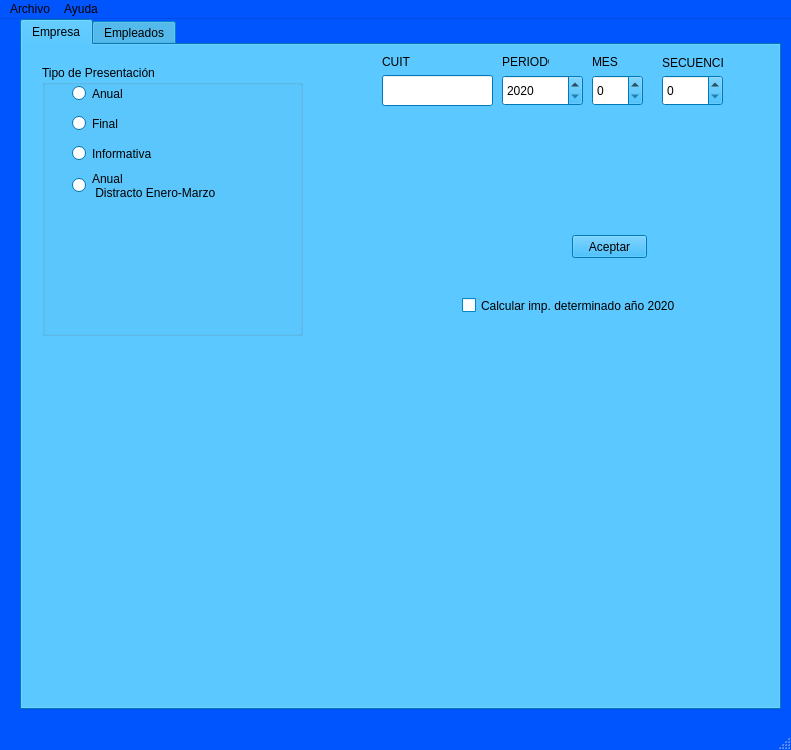
The window that f1357.ui (juanlozano77/generador1357txt4.0) describes before a commit, drawn with Qt 5.
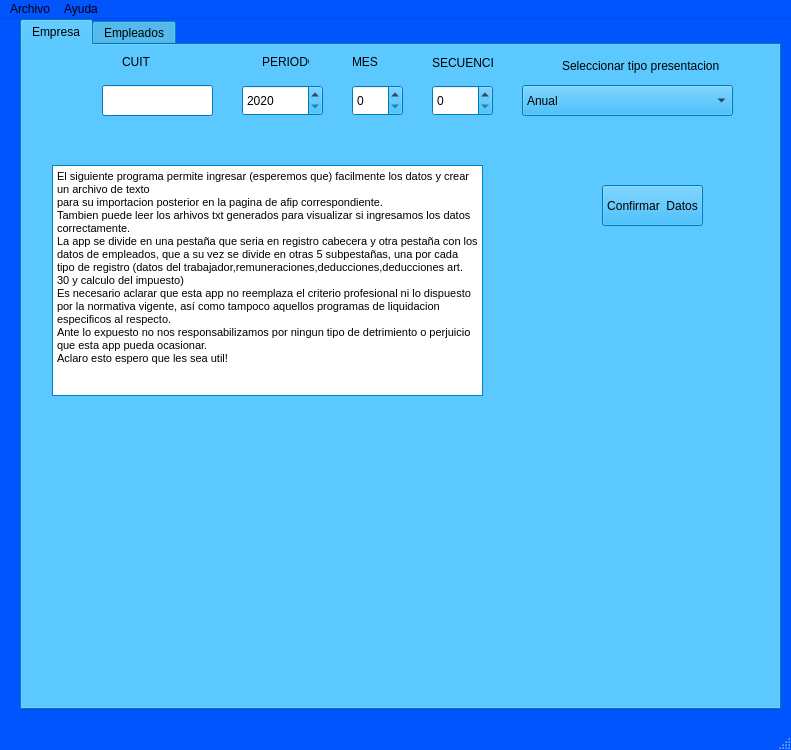
The same window after the commit. The open tabs and pages were chosen to show the change.

Patch:
```diff
--- a/f1357.ui
+++ b/f1357.ui
@@ -866,77 +866,11 @@
      <attribute name="title">
       <string>Empresa</string>
      </attribute>
-     <widget class="QGroupBox" name="groupBox">
-      <property name="geometry">
-       <rect>
-        <x>20</x>
-        <y>20</y>
-        <width>261</width>
-        <height>271</height>
-       </rect>
-      </property>
-      <property name="title">
-       <string>Tipo de Presentación</string>
-      </property>
-      <widget class="QRadioButton" name="radioButton">
-       <property name="geometry">
-        <rect>
-         <x>30</x>
-         <y>20</y>
-         <width>82</width>
-         <height>17</height>
-        </rect>
-       </property>
-       <property name="text">
-        <string>Anual</string>
-       </property>
-      </widget>
-      <widget class="QRadioButton" name="radioButton_2">
-       <property name="geometry">
-        <rect>
-         <x>30</x>
-         <y>50</y>
-         <width>82</width>
-         <height>17</height>
-        </rect>
-       </property>
-       <property name="text">
-        <string>Final</string>
-       </property>
-      </widget>
-      <widget class="QRadioButton" name="radioButton_3">
-       <property name="geometry">
-        <rect>
-         <x>30</x>
-         <y>80</y>
-         <width>82</width>
-         <height>17</height>
-        </rect>
-       </property>
-       <property name="text">
-        <string>Informativa</string>
-       </property>
-      </widget>
-      <widget class="QRadioButton" name="radioButton_4">
-       <property name="geometry">
-        <rect>
-         <x>30</x>
-         <y>100</y>
-         <width>151</width>
-         <height>41</height>
-        </rect>
-       </property>
-       <property name="text">
-        <string>Anual 
- Distracto Enero-Marzo</string>
-       </property>
-      </widget>
-     </widget>
      <widget class="QLineEdit" name="cuit">
       <property name="geometry">
        <rect>
-        <x>360</x>
-        <y>30</y>
+        <x>80</x>
+        <y>40</y>
         <width>111</width>
         <height>31</height>
        </rect>
@@ -945,8 +879,8 @@
      <widget class="QSpinBox" name="spinBox">
       <property name="geometry">
        <rect>
-        <x>640</x>
-        <y>30</y>
+        <x>410</x>
+        <y>40</y>
         <width>61</width>
         <height>31</height>
        </rect>
@@ -958,7 +892,7 @@
      <widget class="QLabel" name="label_9">
       <property name="geometry">
        <rect>
-        <x>360</x>
+        <x>100</x>
         <y>10</y>
         <width>47</width>
         <height>13</height>
@@ -971,7 +905,7 @@
      <widget class="QLabel" name="label_10">
       <property name="geometry">
        <rect>
-        <x>480</x>
+        <x>240</x>
         <y>10</y>
         <width>47</width>
         <height>13</height>
@@ -984,8 +918,8 @@
      <widget class="QSpinBox" name="spinBox_6">
       <property name="geometry">
        <rect>
-        <x>480</x>
-        <y>30</y>
+        <x>220</x>
+        <y>40</y>
         <width>81</width>
         <height>31</height>
        </rect>
@@ -1000,21 +934,21 @@
      <widget class="QPushButton" name="aceptar">
       <property name="geometry">
        <rect>
-        <x>550</x>
-        <y>190</y>
-        <width>75</width>
-        <height>23</height>
+        <x>580</x>
+        <y>140</y>
+        <width>101</width>
+        <height>41</height>
        </rect>
       </property>
       <property name="text">
-       <string>Aceptar</string>
+       <string>Confirmar  Datos</string>
       </property>
      </widget>
      <widget class="QSpinBox" name="tipo_presen">
       <property name="geometry">
        <rect>
-        <x>570</x>
-        <y>30</y>
+        <x>330</x>
+        <y>40</y>
         <width>51</width>
         <height>31</height>
        </rect>
@@ -1032,7 +966,7 @@
      <widget class="QLabel" name="label_89">
       <property name="geometry">
        <rect>
-        <x>570</x>
+        <x>330</x>
         <y>10</y>
         <width>47</width>
         <height>13</height>
@@ -1045,7 +979,7 @@
      <widget class="QLabel" name="label_106">
       <property name="geometry">
        <rect>
-        <x>640</x>
+        <x>410</x>
         <y>10</y>
         <width>61</width>
         <height>16</height>
@@ -1055,17 +989,71 @@
        <string>SECUENCIA</string>
       </property>
      </widget>
-     <widget class="QCheckBox" name="checkBox_4">
+     <widget class="QLabel" name="label_109">
       <property name="geometry">
        <rect>
-        <x>440</x>
-        <y>240</y>
-        <width>251</width>
-        <height>41</height>
+        <x>540</x>
+        <y>10</y>
+        <width>161</width>
+        <height>21</height>
        </rect>
       </property>
       <property name="text">
-       <string>Calcular imp. determinado año 2020</string>
+       <string>Seleccionar tipo presentacion</string>
+      </property>
+     </widget>
+     <widget class="QComboBox" name="comboBox_2">
+      <property name="geometry">
+       <rect>
+        <x>500</x>
+        <y>40</y>
+        <width>211</width>
+        <height>31</height>
+       </rect>
+      </property>
+      <item>
+       <property name="text">
+        <string>Anual</string>
+       </property>
+      </item>
+      <item>
+       <property name="text">
+        <string>Final</string>
+       </property>
+      </item>
+      <item>
+       <property name="text">
+        <string>Informativa</string>
+       </property>
+      </item>
+      <item>
+       <property name="text">
+        <string>Anual - Distracto Enero-Marzo</string>
+       </property>
+      </item>
+     </widget>
+     <widget class="QTextBrowser" name="textBrowser">
+      <property name="geometry">
+       <rect>
+        <x>30</x>
+        <y>120</y>
+        <width>431</width>
+        <height>231</height>
+       </rect>
+      </property>
+      <property name="html">
+       <string>&lt;!DOCTYPE HTML PUBLIC &quot;-//W3C//DTD HTML 4.0//EN&quot; &quot;http://www.w3.org/TR/REC-html40/strict.dtd&quot;&gt;
+&lt;html&gt;&lt;head&gt;&lt;meta name=&quot;qrichtext&quot; content=&quot;1&quot; /&gt;&lt;style type=&quot;text/css&quot;&gt;
+p, li { white-space: pre-wrap; }
+&lt;/style&gt;&lt;/head&gt;&lt;body style=&quot; font-family:'MS Shell Dlg 2'; font-size:8.25pt; font-weight:400; font-style:normal;&quot;&gt;
+&lt;p style=&quot; margin-top:0px; margin-bottom:0px; margin-left:0px; margin-right:0px; -qt-block-indent:0; text-indent:0px;&quot;&gt;El siguiente programa permite ingresar (esperemos que) facilmente los datos y crear un archivo de texto &lt;/p&gt;
+&lt;p style=&quot; margin-top:0px; margin-bottom:0px; margin-left:0px; margin-right:0px; -qt-block-indent:0; text-indent:0px;&quot;&gt;para su importacion posterior en la pagina de afip correspondiente.&lt;/p&gt;
+&lt;p style=&quot; margin-top:0px; margin-bottom:0px; margin-left:0px; margin-right:0px; -qt-block-indent:0; text-indent:0px;&quot;&gt;Tambien puede leer los arhivos txt generados para visualizar si ingresamos los datos correctamente.&lt;/p&gt;
+&lt;p style=&quot; margin-top:0px; margin-bottom:0px; margin-left:0px; margin-right:0px; -qt-block-indent:0; text-indent:0px;&quot;&gt;La app se divide en una pestaña que seria en registro cabecera y otra pestaña con los datos de empleados, que a su vez se divide en otras 5 subpestañas, una por cada tipo de registro (datos del trabajador,remuneraciones,deducciones,deducciones art. 30 y calculo del impuesto)&lt;/p&gt;
+&lt;p style=&quot; margin-top:0px; margin-bottom:0px; margin-left:0px; margin-right:0px; -qt-block-indent:0; text-indent:0px;&quot;&gt;Es necesario aclarar que esta app no reemplaza el criterio profesional ni lo dispuesto por la normativa vigente, así como tampoco aquellos programas de liquidacion especificos al respecto. &lt;/p&gt;
+&lt;p style=&quot; margin-top:0px; margin-bottom:0px; margin-left:0px; margin-right:0px; -qt-block-indent:0; text-indent:0px;&quot;&gt;Ante lo expuesto no nos responsabilizamos por ningun tipo de detrimiento o perjuicio que esta app pueda ocasionar.&lt;/p&gt;
+&lt;p style=&quot; margin-top:0px; margin-bottom:0px; margin-left:0px; margin-right:0px; -qt-block-indent:0; text-indent:0px;&quot;&gt;Aclaro esto espero que les sea util!&lt;/p&gt;
+&lt;p style=&quot;-qt-paragraph-type:empty; margin-top:0px; margin-bottom:0px; margin-left:0px; margin-right:0px; -qt-block-indent:0; text-indent:0px;&quot;&gt;&lt;br /&gt;&lt;/p&gt;&lt;/body&gt;&lt;/html&gt;</string>
       </property>
      </widget>
     </widget>
```
Left out of the diff: 171 changed lines with no effect on the pictures.
